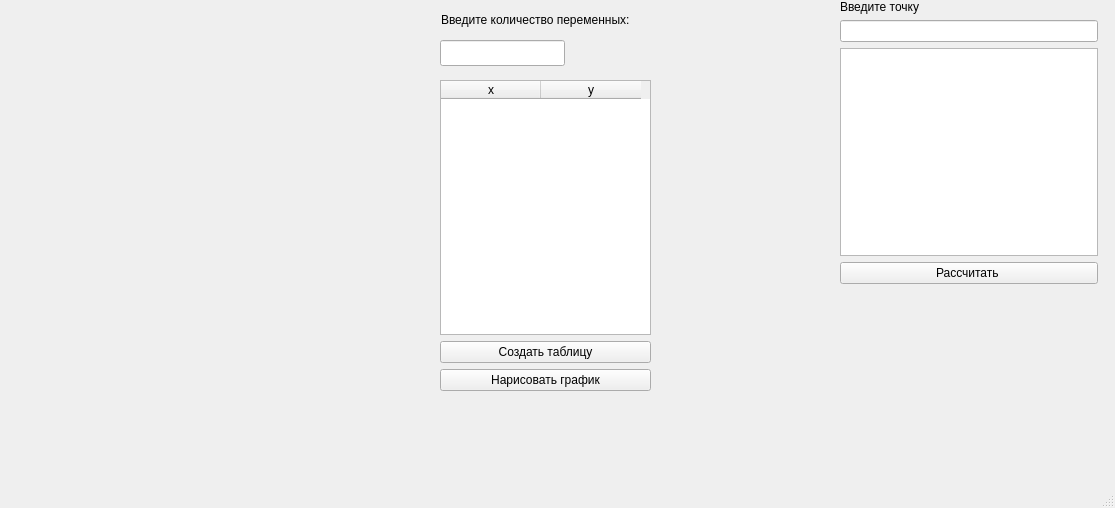
The window that mainwindow.ui (Rokli/numerical-differentiation-) describes before a commit, drawn with Qt 5.
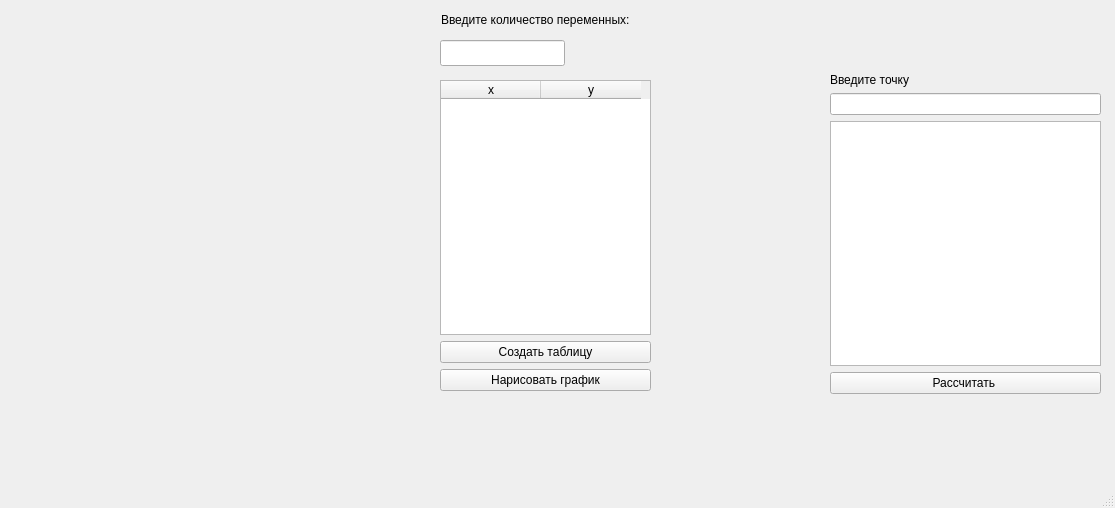
The same window after the commit. Custom widgets are drawn as their Qt base class.

What changed in the file:
```diff
--- a/mainwindow.ui
+++ b/mainwindow.ui
@@ -27,10 +27,10 @@
    <widget class="QWidget" name="layoutWidget">
     <property name="geometry">
      <rect>
-      <x>840</x>
-      <y>0</y>
-      <width>258</width>
-      <height>284</height>
+      <x>830</x>
+      <y>73</y>
+      <width>271</width>
+      <height>321</height>
      </rect>
     </property>
     <layout class="QVBoxLayout" name="verticalLayout_2">
```
